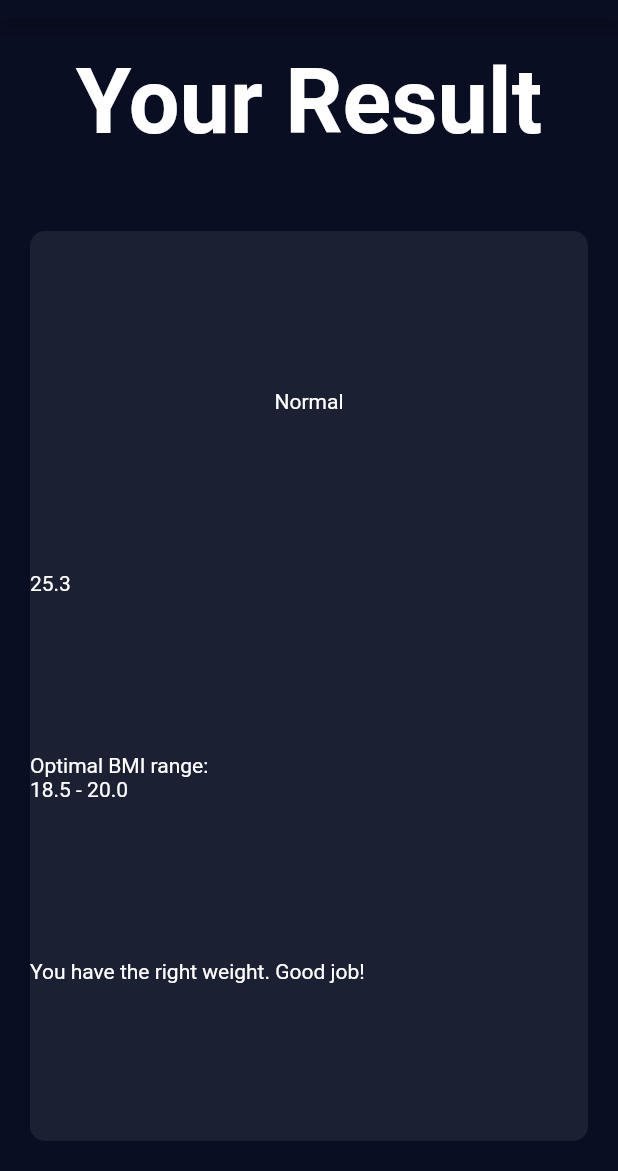
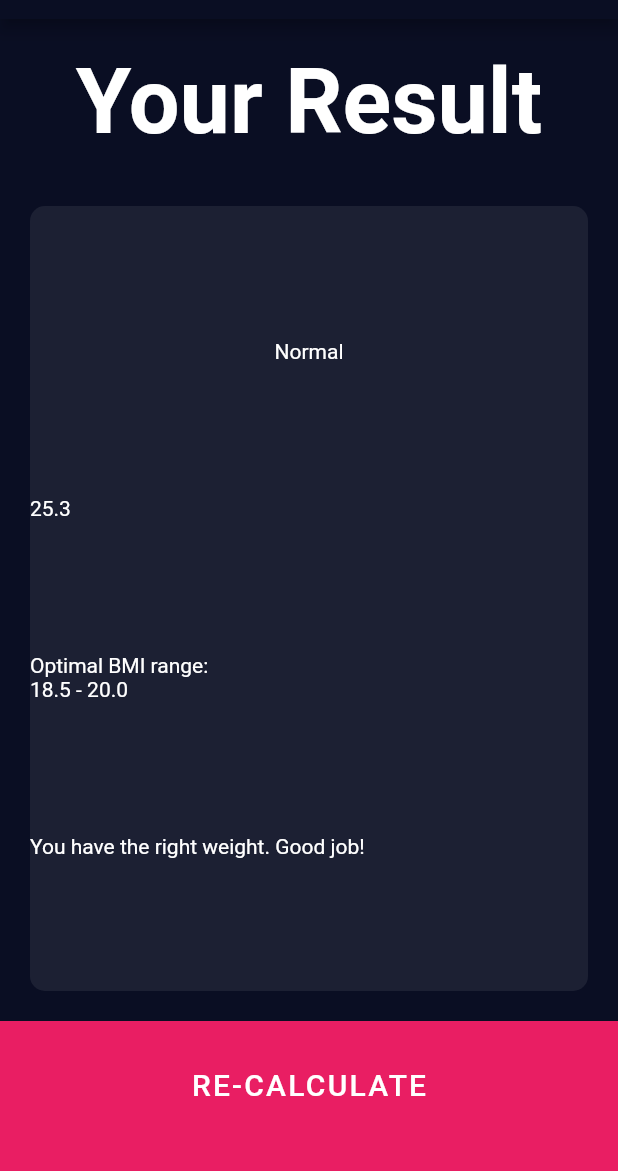
Before and after one commit to piotrstanny/flutter-bmi-calculator, a Flutter app: the ResultsPage screen opened by its route, on a phone screen of 412 x 824 dp, the part 65-1236 px from its top. Run offline on Flutter 3.47's test engine with Material 2 defaults, Android fonts, the phone set to English and light mode, and no system bars; our stand-ins replace font_awesome_flutter.

Commit message:
Implement bottom button on a result screen to come back to home page

```diff
--- a/lib/results_page.dart
+++ b/lib/results_page.dart
@@ -1,6 +1,7 @@
 import 'package:flutter/material.dart';
 import 'package:flutter_bmi_calculator/reusable_card.dart';
 import 'constants.dart';
+import 'bottom_button.dart';
 
 class ResultsPage extends StatelessWidget {
   @override
@@ -43,6 +44,12 @@ class ResultsPage extends StatelessWidget {
           ],
         ),
       ),
+      bottomNavigationBar: BottomButton(
+        onTap: () {
+          Navigator.pop(context);
+        },
+        title: 'RE-CALCULATE',
+      ),
     );
   }
 }
```
